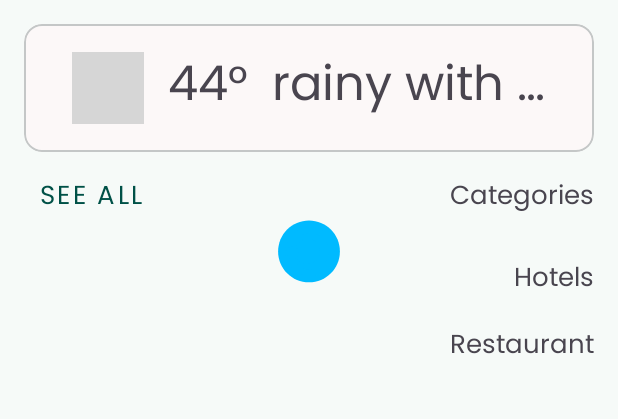
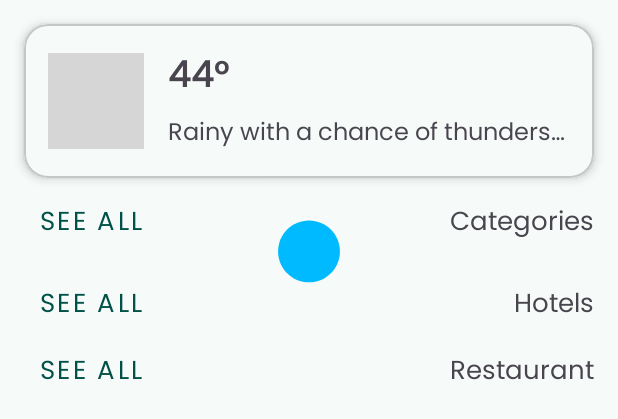
Before and after one commit to KianMahmoudi/Shiraz-Gard, an Android app: the layout fragment_home.xml on its own in the app's theme, with its tools: preview values and no code run, on a phone screen of 412 x 824 dp. Shown: the top 419 px of the screen. Run offline under Robolectric (Android 15) with nearby library versions, the phone set to English and light mode, and no system bars; grey boxes are pictures that could not be loaded.

Commit message:
make ui prettier

```diff
--- a/app/src/main/java/com/kianmahmoudi/android/shirazgard/activities/HomeActivity.kt
+++ b/app/src/main/java/com/kianmahmoudi/android/shirazgard/activities/HomeActivity.kt
@@ -68,6 +68,7 @@ class HomeActivity : AppCompatActivity() {
                     R.id.placeDetailsFragment -> {
                         binding.bottomNavHome.visibility = View.INVISIBLE
                         icBack.visibility = View.VISIBLE
+                        icSearch.visibility = View.INVISIBLE
                         val isPersian = Locale.getDefault().language == "fa"
                         val title = if (isPersian) {
                             arguments?.getString("faName") ?: "جزئیات مکان"
@@ -80,19 +81,19 @@ class HomeActivity : AppCompatActivity() {
 
                     R.id.categoryPlacesFragment -> {
                         binding.bottomNavHome.visibility = View.INVISIBLE
+                        icSearch.visibility = View.INVISIBLE
                         icBack.visibility = View.VISIBLE
                         tvTitle.text = getString(R.string.app_name)
                         supportActionBar?.show()
                     }
-
                     R.id.searchFragment -> {
                         supportActionBar?.hide()
                         binding.bottomNavHome.visibility = View.INVISIBLE
                     }
-
                     else -> {
                         binding.bottomNavHome.visibility = View.VISIBLE
                         icBack.visibility = View.GONE
+                        icSearch.visibility = View.VISIBLE
                         tvTitle.text = getString(R.string.app_name)
                         supportActionBar?.show()
                     }
--- a/app/src/main/java/com/kianmahmoudi/android/shirazgard/adapters/CategoryPlacesAdapter.kt
+++ b/app/src/main/java/com/kianmahmoudi/android/shirazgard/adapters/CategoryPlacesAdapter.kt
@@ -44,6 +44,7 @@ class CategoryPlacesAdapter(private val onItemClick: (ParseObject, List<String>?
                 "fa" -> item.getString("faName")
                 else -> item.getString("enName")
             }
+            binding.placeType.text = item.getString("type")
             if (!images.isNullOrEmpty()) {
                 Glide.with(binding.root.context)
                     .load(images.firstOrNull())
--- a/app/src/main/java/com/kianmahmoudi/android/shirazgard/fragments/Home/CategoriesFragment.kt
+++ b/app/src/main/java/com/kianmahmoudi/android/shirazgard/fragments/Home/CategoriesFragment.kt
@@ -6,6 +6,7 @@ import android.view.LayoutInflater
 import android.view.View
 import android.view.ViewGroup
 import androidx.navigation.fragment.findNavController
+import androidx.navigation.fragment.navArgs
 import androidx.recyclerview.widget.GridLayoutManager
 import com.kianmahmoudi.android.shirazgard.R
 import com.kianmahmoudi.android.shirazgard.adapters.CategoriesAdapter
--- a/app/src/main/res/drawable/circular_background.xml
+++ b/app/src/main/res/drawable/circular_background.xml
@@ -1,5 +1,5 @@
 <?xml version="1.0" encoding="utf-8"?>
 <shape xmlns:android="http://schemas.android.com/apk/res/android"
     android:shape="oval">
-    <solid android:color="?attr/colorSecondaryContainer"/>
+    <solid android:color="@color/md_theme_secondaryContainer"/>
 </shape>
--- a/app/src/main/res/layout/activity_main.xml
+++ b/app/src/main/res/layout/activity_main.xml
@@ -1,7 +1,6 @@
 <?xml version="1.0" encoding="utf-8"?>
 <androidx.constraintlayout.widget.ConstraintLayout xmlns:android="http://schemas.android.com/apk/res/android"
     xmlns:app="http://schemas.android.com/apk/res-auto"
-    xmlns:tools="http://schemas.android.com/tools"
     android:layout_width="match_parent"
     android:layout_height="match_parent">
 
@@ -17,7 +16,6 @@
     <androidx.fragment.app.FragmentContainerView
         android:id="@+id/navHostFragmentHome"
         android:name="androidx.navigation.fragment.NavHostFragment"
-        style="@style/AppTheme"
         android:layout_width="match_parent"
         android:layout_height="match_parent"
         android:layout_marginBottom="80dp"
--- a/app/src/main/res/layout/fragment_home.xml
+++ b/app/src/main/res/layout/fragment_home.xml
@@ -14,67 +14,68 @@
             android:layout_width="match_parent"
             android:layout_height="match_parent">
 
-
             <com.google.android.material.card.MaterialCardView
                 android:id="@+id/cardView"
                 android:layout_width="match_parent"
                 android:layout_height="wrap_content"
-                android:layout_marginStart="16dp"
-                android:layout_marginTop="16dp"
-                android:layout_marginEnd="16dp"
+                android:layout_margin="16dp"
+                app:cardCornerRadius="16dp"
+                app:cardElevation="4dp"
+                app:cardBackgroundColor="@color/md_theme_background"
                 app:layout_constraintEnd_toEndOf="parent"
                 app:layout_constraintStart_toStartOf="parent"
                 app:layout_constraintTop_toTopOf="parent">
 
                 <androidx.constraintlayout.widget.ConstraintLayout
                     android:layout_width="match_parent"
-                    android:layout_height="match_parent"
-                    android:layout_margin="16dp">
+                    android:layout_height="wrap_content"
+                    android:padding="16dp">
 
                     <ImageView
                         android:id="@+id/icWeatherHome"
-                        android:layout_width="48dp"
-                        android:layout_height="48dp"
-                        android:layout_marginStart="16dp"
+                        android:layout_width="64dp"
+                        android:layout_height="64dp"
                         android:scaleType="centerCrop"
                         app:layout_constraintBottom_toBottomOf="parent"
                         app:layout_constraintStart_toStartOf="parent"
                         app:layout_constraintTop_toTopOf="parent"
-                        app:tint="@color/md_theme_onSurface"
+                        tools:ignore="ContentDescription"
+                        app:tint="@color/md_theme_onBackground"
                         tools:src="@drawable/map_24px" />
+
+                    <LinearLayout
+                        android:layout_width="0dp"
+                        android:layout_height="wrap_content"
+                        android:layout_marginStart="16dp"
+                        android:orientation="vertical"
+                        app:layout_constraintBottom_toBottomOf="parent"
+                        app:layout_constraintEnd_toEndOf="parent"
+                        app:layout_constraintStart_toEndOf="@+id/icWeatherHome"
+                        app:layout_constraintTop_toTopOf="parent">
 
                         <TextView
                             android:id="@+id/tvTemperatureHome"
                             android:layout_width="wrap_content"
                             android:layout_height="wrap_content"
-                        android:layout_marginStart="16dp"
-                        android:layout_marginEnd="16dp"
                             android:fontFamily="@font/font_regular"
-                        android:textSize="32sp"
-                        app:layout_constraintBottom_toBottomOf="parent"
-                        app:layout_constraintEnd_toStartOf="@+id/tvDescriptionHome"
-                        app:layout_constraintStart_toEndOf="@+id/icWeatherHome"
-                        app:layout_constraintTop_toTopOf="parent"
+                            android:textSize="24sp"
+                            android:textStyle="bold"
                             tools:text="44°" />
 
                         <TextView
                             android:id="@+id/tvDescriptionHome"
-                        android:layout_width="0dp"
+                            android:layout_width="wrap_content"
                             android:layout_height="wrap_content"
+                            android:layout_marginTop="4dp"
                             android:ellipsize="end"
                             android:fontFamily="@font/font_regular"
                             android:maxLines="1"
-                        android:textSize="32sp"
-                        app:layout_constraintBottom_toBottomOf="parent"
-                        app:layout_constraintEnd_toEndOf="parent"
-                        app:layout_constraintStart_toEndOf="@+id/tvTemperatureHome"
-                        app:layout_constraintTop_toTopOf="parent"
-                        tools:text="rainy with a chance of thunderstorms" />
+                            android:textSize="16sp"
+                            tools:text="Rainy with a chance of thunderstorms" />
+                    </LinearLayout>
+                </androidx.constraintlayout.widget.ConstraintLayout>
+            </com.google.android.material.card.MaterialCardView>
 
-                </androidx.constraintlayout.widget.ConstraintLayout>
-
-
-            </com.google.android.material.card.MaterialCardView>
 
             <TextView
                 android:id="@+id/textView3"
@@ -88,7 +89,7 @@
                 app:layout_constraintTop_toBottomOf="@+id/cardView" />
 
             <Button
-                android:id="@+id/btnSeeAllHome"
+                android:id="@+id/btnSeeAllCategories"
                 style="@style/Widget.MaterialComponents.Button.TextButton"
                 android:layout_width="wrap_content"
                 android:layout_height="wrap_content"
@@ -107,7 +108,7 @@
                 android:layout_marginEnd="16dp"
                 app:layout_constraintEnd_toEndOf="parent"
                 app:layout_constraintStart_toStartOf="parent"
-                app:layout_constraintTop_toBottomOf="@id/btnSeeAllHome" />
+                app:layout_constraintTop_toBottomOf="@id/btnSeeAllCategories" />
 
             <TextView
                 android:id="@+id/textView5"
@@ -119,6 +120,18 @@
                 android:textSize="17sp"
                 app:layout_constraintEnd_toEndOf="parent"
                 app:layout_constraintTop_toBottomOf="@+id/rvCategoriesHome" />
+
+            <Button
+                android:id="@+id/btnSeeAllHotels"
+                style="@style/Widget.MaterialComponents.Button.TextButton"
+                android:layout_width="wrap_content"
+                android:layout_height="wrap_content"
+                android:layout_marginStart="16dp"
+                android:text="@string/see_all"
+                android:textSize="17sp"
+                app:layout_constraintBottom_toBottomOf="@+id/textView5"
+                app:layout_constraintStart_toStartOf="parent"
+                app:layout_constraintTop_toTopOf="@+id/textView5" />
 
             <androidx.recyclerview.widget.RecyclerView
                 android:id="@+id/rvHotelsHome"
@@ -140,6 +153,18 @@
                 android:textSize="17sp"
                 app:layout_constraintEnd_toEndOf="parent"
                 app:layout_constraintTop_toBottomOf="@+id/rvHotelsHome" />
+
+            <Button
+                android:id="@+id/btnSeeAllRestaurants"
+                style="@style/Widget.MaterialComponents.Button.TextButton"
+                android:layout_width="wrap_content"
+                android:layout_height="wrap_content"
+                android:layout_marginStart="16dp"
+                android:text="@string/see_all"
+                android:textSize="17sp"
+                app:layout_constraintBottom_toBottomOf="@+id/textView6"
+                app:layout_constraintStart_toStartOf="parent"
+                app:layout_constraintTop_toTopOf="@+id/textView6" />
 
             <androidx.recyclerview.widget.RecyclerView
                 android:id="@+id/rvRestaurantsHome"
--- a/app/src/main/res/layout/item_place.xml
+++ b/app/src/main/res/layout/item_place.xml
@@ -1,4 +1,4 @@
-<com.google.android.material.card.MaterialCardView xmlns:android="http://schemas.android.com/apk/res/android"
+<androidx.constraintlayout.widget.ConstraintLayout xmlns:android="http://schemas.android.com/apk/res/android"
     xmlns:app="http://schemas.android.com/apk/res-auto"
     xmlns:tools="http://schemas.android.com/tools"
     android:layout_width="wrap_content"
@@ -54,4 +54,4 @@
     </androidx.constraintlayout.widget.ConstraintLayout>
 
 
-</com.google.android.material.card.MaterialCardView>
+</androidx.constraintlayout.widget.ConstraintLayout>
```
Also changed, not shown: app/src/main/java/com/kianmahmoudi/android/shirazgard/fragments/Home/HomeFragment.kt (+13 -3 lines), app/src/main/java/com/kianmahmoudi/android/shirazgard/fragments/PlaceDetailsFragment.kt (+25 -21 lines), app/src/main/res/layout/fragment_place_details.xml (renamed from app/src/main/res/layout/item_place_details.xml, +42 -44 lines), app/src/main/res/layout/item_category_places.xml (+41 -23 lines), app/src/main/res/navigation/bottom_nav_graph.xml (+8 -6 lines). Lines whose indentation alone changed are shown as unchanged.
